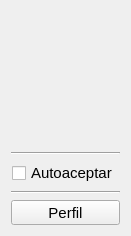
Old version of the form flanaarena/resources/uis/flanaarena.ui in the repository AlberLC/flanaarena.
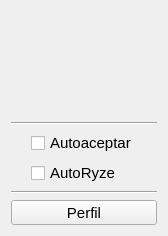
New version of the form.

Commit message: Add auto_ryze

The edit to the form file:
```diff
--- a/flanaarena/resources/uis/flanaarena.ui
+++ b/flanaarena/resources/uis/flanaarena.ui
@@ -6,7 +6,7 @@
    <rect>
     <x>0</x>
     <y>0</y>
-    <width>131</width>
+    <width>168</width>
     <height>236</height>
    </rect>
   </property>
@@ -53,6 +53,8 @@
    <item>
     <layout class="QHBoxLayout" name="horizontalLayout_2">
      <item>
+      <layout class="QVBoxLayout" name="verticalLayout_2">
+       <item>
       <widget class="QCheckBox" name="check_auto_accept">
        <property name="sizePolicy">
         <sizepolicy hsizetype="Maximum" vsizetype="Maximum">
@@ -70,6 +72,26 @@
        </property>
       </widget>
      </item>
+       <item>
+        <widget class="QCheckBox" name="check_auto_ryze">
+         <property name="sizePolicy">
+          <sizepolicy hsizetype="Maximum" vsizetype="Maximum">
+           <horstretch>0</horstretch>
+           <verstretch>0</verstretch>
+          </sizepolicy>
+         </property>
+         <property name="font">
+          <font>
+           <pointsize>11</pointsize>
+          </font>
+         </property>
+         <property name="text">
+          <string>AutoRyze</string>
+         </property>
+        </widget>
+       </item>
+      </layout>
+     </item>
     </layout>
    </item>
    <item>
```
Left out of the diff: 14 changed lines with no effect on the pictures. Lines whose indentation alone changed are shown as unchanged. The commit also changes 4 other files.
